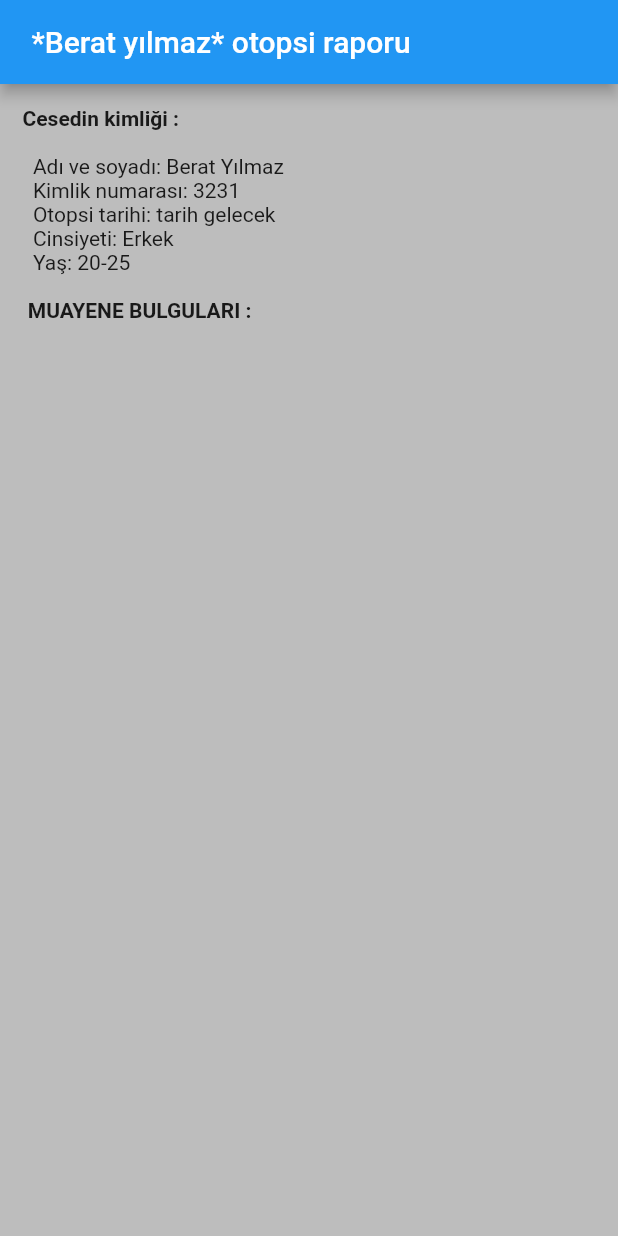
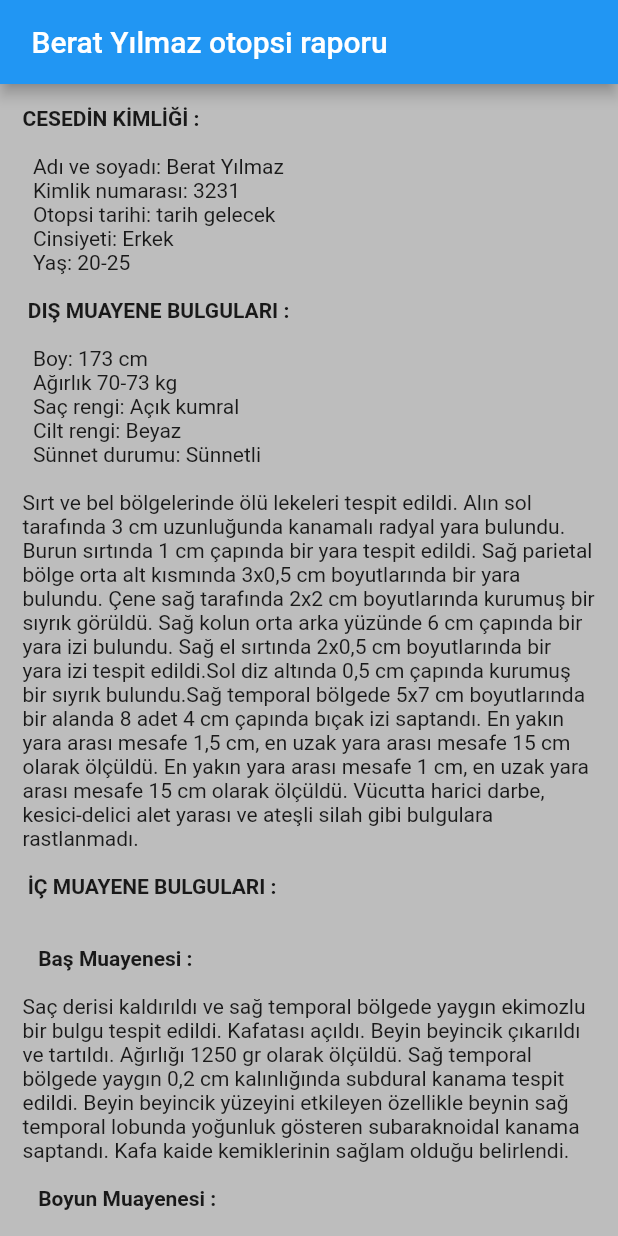
Before and after one commit to Erimsaholut/Ledective, a Flutter app: what autopsyRaport() shows on an empty page, opened directly, on a phone screen of 412 x 824 dp. Run offline on Flutter 3.47's test engine with Material 2 defaults, Android fonts, the phone set to English and light mode, and no system bars; our stand-ins replace just_audio, shared_preferences, table_calendar; missing offline and left inert: flutter_dialogs, one_clock; accounts and stored records are empty.

Commit message:
autopsy reportfinished

```diff
--- a/lib/apps/poltel_app/document_texts.dart
+++ b/lib/apps/poltel_app/document_texts.dart
@@ -1,3 +1,6 @@
+
+import 'package:flutter/cupertino.dart';
+
 Map<String, dynamic> documentTexts = {
   "Orhan Kasap": {
     "name": "Orhan Kasap",
@@ -16,7 +19,7 @@ Map<String, dynamic> documentTexts = {
     "answers": [
       "Berat'ı fazla yakından olmamakla birlikte okuldan tanıyorum. Kendisi sanırım babasından dolayı biraz burnu havada biriydi. Zaten babası milletvekili olan birinin neden bu küçük şehirdeki, küçük bir üniversitede okuduğunu hiçbir zaman anlayamadım. Okula fazla gelip gitmezdi, geldiği zamanlarda da benimle beraber kahve içerdi. Genellikle kendine güvenen ve insanları küçük gören bir konuşma tarzı vardı.",
       "Hayır, peşinde birilerinin olduğunu sanmıyorum.",
-      "Daha önce okulda yaşanan bir olay olmadı ama birkaç ay önce madde kullandığı bilinen bir öğrenciye ufak bir paket verirken yere düşürdüğünü görenler olmuş. Ben görmedim ama oradan geçen birkaç kişi gördüğünü söylüyor. Herkesin aklına aynı şey geldi ama kimse okuldan atılmak istemediği için üzerine gitmedi bu olayın",
+      "Daha önce okulda yaşanan bir olay olmadı ama geçen hafta madde kullandığı bilinen bir öğrenciye ufak bir paket verirken yere düşürdüğünü görenler olmuş. Ben görmedim ama oradan geçen birkaç kişi gördüğünü söylüyor. Herkesin aklına aynı şey geldi ama kimse okuldan atılmak istemediği için üzerine gitmedi bu olayın",
       "İsmi Furkan, soyadını bilmiyorum ama bizim okulda kime sorsanız gösterir. Genelde okulun karşısındaki kafede takılıyor. Dağınık saçları olan hafif kambur bir çocuk."
     ],
   },
@@ -61,3 +64,52 @@ Map<String, dynamic> documentTexts = {
     ]
   }
 };
+
+List<Widget> otopsi = [
+  const Text(
+    "CESEDİN KİMLİĞİ :\n",
+    style: TextStyle(fontWeight: FontWeight.bold),
+  ),
+  const Text("\t Adı ve soyadı: Berat Yılmaz"),
+  const Text("\t Kimlik numarası: 3231"),
+  const Text("\t Otopsi tarihi: tarih gelecek"),
+  const Text("\t Cinsiyeti: Erkek"),
+  const Text("\t Yaş: 20-25"),
+  const Text(
+    "\n DIŞ MUAYENE BULGULARI :\n",
+    style: TextStyle(fontWeight: FontWeight.bold),
+  ),
+  const Text("\t Boy: 173 cm"),
+  const Text("\t Ağırlık 70-73 kg"),
+  const Text("\t Saç rengi: Açık kumral"),
+  const Text("\t Cilt rengi: Beyaz"),
+  const Text("\t Sünnet durumu: Sünnetli"),
+  const Text(
+      "\nSırt ve bel bölgelerinde ölü lekeleri tespit edildi. Alın sol tarafında 3 cm uzunluğunda kanamalı radyal yara bulundu. Burun sırtında 1 cm çapında bir yara tespit edildi. Sağ parietal bölge orta alt kısmında 3x0,5 cm boyutlarında bir yara bulundu. Çene sağ tarafında 2x2 cm boyutlarında kurumuş bir sıyrık görüldü. Sağ kolun orta arka yüzünde 6 cm çapında bir yara izi bulundu. Sağ el sırtında 2x0,5 cm boyutlarında bir yara izi tespit edildi.Sol diz altında 0,5 cm çapında kurumuş bir sıyrık bulundu.Sağ temporal bölgede 5x7 cm boyutlarında bir alanda 8 adet 4 cm çapında bıçak izi saptandı. En yakın yara arası mesafe 1,5 cm, en uzak yara arası mesafe 15 cm olarak ölçüldü. En yakın yara arası mesafe 1 cm, en uzak yara arası mesafe 15 cm olarak ölçüldü. Vücutta harici darbe, kesici-delici alet yarası ve ateşli silah gibi bulgulara rastlanmadı."),
+  const Text(
+    "\n İÇ MUAYENE BULGULARI :\n",
+    style: TextStyle(fontWeight: FontWeight.bold),
+  ),
+  const Text(
+    "\n\t\t Baş Muayenesi :\n",
+    style: TextStyle(fontWeight: FontWeight.bold),
+  ),
+  const Text(
+      "Saç derisi kaldırıldı ve sağ temporal bölgede yaygın ekimozlu bir bulgu tespit edildi. Kafatası açıldı. Beyin beyincik çıkarıldı ve tartıldı. Ağırlığı 1250 gr olarak ölçüldü. Sağ temporal bölgede yaygın 0,2 cm kalınlığında subdural kanama tespit edildi. Beyin beyincik yüzeyini etkileyen özellikle beynin sağ temporal lobunda yoğunluk gösteren subaraknoidal kanama saptandı. Kafa kaide kemiklerinin sağlam olduğu belirlendi."),
+  const Text(
+    "\n\t\t Boyun Muayenesi :\n",
+    style: TextStyle(fontWeight: FontWeight.bold),
+  ),
+  const Text(
+      "	Boyun cimadında, kaslarda ve yumuşak dokularda kanama veya ekimoz bulguları gözlenmedi. Boyun çevresinde özellikle arka bölgede asma izleri bulundu. Asma izleri, boyundaki derinliklere nüfuz eden ve çizgi şeklindeki izler olarak tanımlandı. Boyun organlarında şu bulgular saptandı: Hyoid kemik, tiroid kartilaj ve boyun omurları sağlamdı."),
+  const Text(
+    "\n\t\t Göğüs Muayenesi :\n",
+    style: TextStyle(fontWeight: FontWeight.bold),
+  ),
+  const Text(
+      "Göğüs kafesi açıldı ve kalp incelendi. Kalbin sağ ventrikül bölgesinde 3 cm derinliğinde bıçak deliği tespit edildi. Delik, sol ventrikül arka duvarından kalbe girmiş ve kalpte büyük bir yırtılma meydana getirmiştir. Kalpte yaygın kanama ve kan pıhtıları gözlendi. Kalbin diğer bölgelerinde anormallik tespit edilmedi. Kalp krizi veya diğer doğal nedenlerden kaynaklanan herhangi bir patolojiye rastlanmadı. "),
+  const Text(
+    "\n\nBu otopsi raporu, incelenen erkek cesedin dış ve iç muayene bulgularını içermektedir. Ölüm sebebi, göğsünden aldığı bıçak darbesi sonucu kalpte meydana gelen yırtılma ve kanamadır. Asılma işlemi ve boyundaki izler ölümden sonra oluşmuştur. cesette boğuşma izleri görülmektedir.",
+    style: TextStyle(fontWeight: FontWeight.bold, fontStyle: FontStyle.italic),
+  ),
+];
--- a/lib/apps/poltel_app/document_widget.dart
+++ b/lib/apps/poltel_app/document_widget.dart
@@ -66,35 +66,17 @@ class PolDocument extends StatelessWidget {
 
 Widget autopsyRaport() {
   return Scaffold(
-    appBar: AppBar(title: Text(" *Berat yılmaz* otopsi raporu ")),
+    appBar: AppBar(title: const Text(" Berat Yılmaz otopsi raporu ")),
     body: Container(
       width: double.infinity,
       color: Colors.grey.shade400,
       child: ListView(
-        children: const [
+        children: [
           Padding(
-            padding: EdgeInsets.all(15.0),
+            padding: const EdgeInsets.all(15.0),
             child: Column(
               crossAxisAlignment: CrossAxisAlignment.start,
-              children: [
-                Text(
-                  "Cesedin kimliği :\n",
-                  style: TextStyle(fontWeight: FontWeight.bold),
-                ),
-                Text("\t Adı ve soyadı: Berat Yılmaz"),
-                Text("\t Kimlik numarası: 3231"),
-                Text("\t Otopsi tarihi: tarih gelecek"),
-                /**/
-                Text("\t Cinsiyeti: Erkek"),
-                Text("\t Yaş: 20-25"),
-                Text(
-                  "\n MUAYENE BULGULARI :\n",
-                  style: TextStyle(fontWeight: FontWeight.bold),
-                ),
-                Column(
-                  crossAxisAlignment: CrossAxisAlignment.start,
-                ),
-              ],
+              children: [...otopsi],
             ),
           ),
         ],
--- a/lib/apps/poltel_app/poltel.dart
+++ b/lib/apps/poltel_app/poltel.dart
@@ -35,7 +35,7 @@ class _PoltelState extends State<Poltel> {
                     name: "Orhan Kasap",
                   ),
                   PolDocument(
-                    name: "Ferhat Yılmaz",
+                    name: "Berat Yılmaz",
                     isAutopsy: true,
                   ),
                 ],
--- a/lib/main.dart
+++ b/lib/main.dart
@@ -1,5 +1,4 @@
 import 'package:flutter/material.dart';
-import 'package:flutter/scheduler.dart';
 import 'package:flutter/services.dart';
 import 'package:shared_preferences/shared_preferences.dart';
 import 'StartScreen.dart';
```
